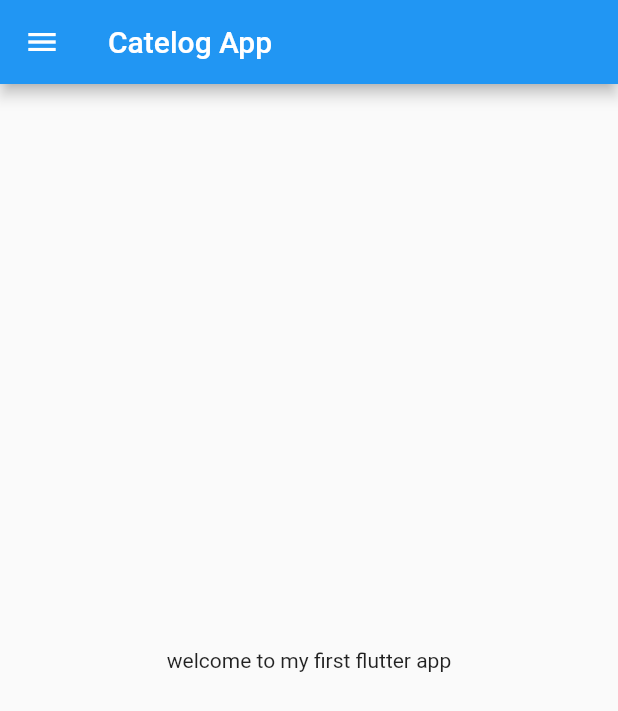
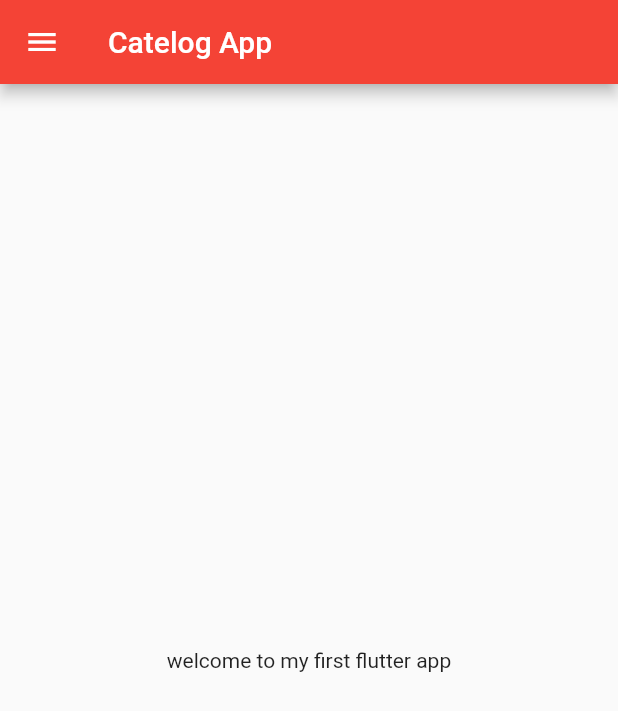
Before and after one commit to umarflutter/Flutter-Tutorial, a Flutter app: the screen it shows after launch, on a phone screen of 412 x 824 dp. Shown: the top 711 px of the screen. Run offline on Flutter 3.47's test engine with Material 2 defaults, Android fonts, the phone set to English and light mode, and no system bars.

Commit message:
Day 3 completed

```diff
--- a/lib/main.dart
+++ b/lib/main.dart
@@ -1,5 +1,6 @@
 import 'package:flutter/material.dart';
-import 'package:newflapps/home_page.dart';
+import 'package:newflapps/pages/home_page.dart';
+import 'package:newflapps/pages/login_page.dart';
 
 void main() {
   runApp(MyApp());
@@ -11,7 +12,21 @@
   @override
   Widget build(BuildContext context) {
     return MaterialApp(
-      home:HomePage()
+
+      themeMode: ThemeMode.light,
+      theme: ThemeData(
+        primarySwatch: Colors.red
+
+      ),
+      darkTheme: ThemeData(
+        brightness: Brightness.light,
+      ),
+      initialRoute: "/Home",
+      routes: {
+       "/" :(context) => HomePage(),
+       "/Login": (context) => LoginPage(),
+       "/Home" : (context) => HomePage()
+      },
     );
   }
 }
```
Also changed, not shown: lib/pages/home_page.dart (renamed from lib/home_page.dart, +6 -6 lines), lib/pages/login_page.dart (added, +18 -0 lines).
